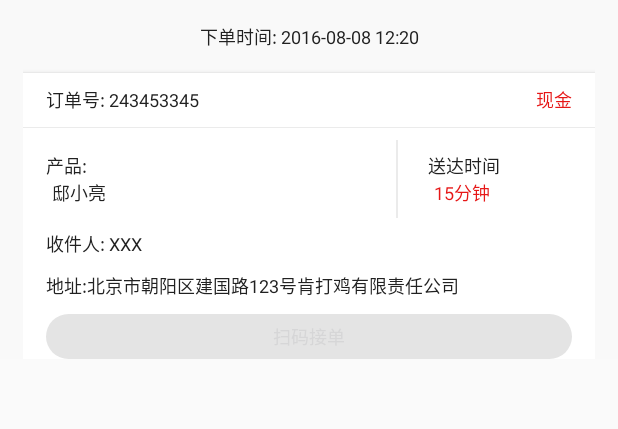
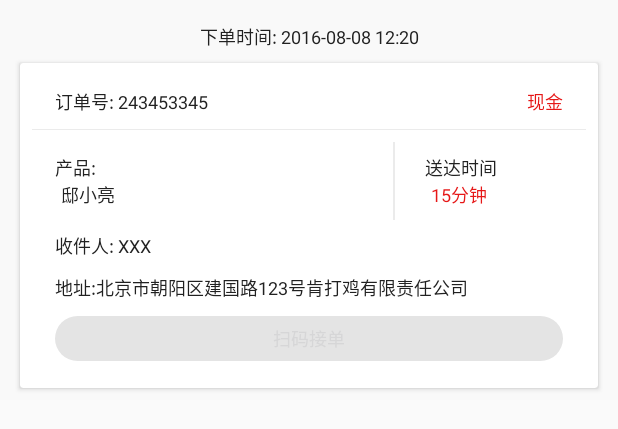
Before and after one commit to chenmowl/WaterDelivery, an Android app: the layout item_delay.xml on its own in the app's theme, with its tools: preview values and no code run, on a phone screen of 412 x 824 dp. Shown: the top 429 px of the screen. Run offline under Robolectric (Android 15) with nearby library versions, the phone set to English and light mode, and no system bars.

Commit message:
item中添加了CardView

```diff
--- a/app/src/main/res/layout/item_delay.xml
+++ b/app/src/main/res/layout/item_delay.xml
@@ -5,18 +5,32 @@
     android:background="@color/activity_bg"
     android:descendantFocusability="blocksDescendants"
     android:orientation="vertical"
-    android:paddingLeft="15dp"
-    android:paddingRight="15dp">
+    android:paddingLeft="5dp"
+    android:paddingRight="5dp">
 
     <TextView
         android:id="@+id/tv_time_one"
         android:layout_width="match_parent"
         android:layout_height="match_parent"
-        android:layout_margin="15dp"
+        android:layout_marginBottom="5dp"
+        android:layout_marginTop="15dp"
         android:gravity="center_horizontal"
         android:text="下单时间: 2016-08-08 12:20"
         android:textColor="@color/text_color_bar"
         android:textSize="12sp" />
+
+    <android.support.v7.widget.CardView xmlns:app="http://schemas.android.com/apk/res-auto"
+        android:layout_width="match_parent"
+        android:layout_height="wrap_content"
+        android:layout_marginBottom="8dp"
+        android:layout_marginEnd="8dp"
+        android:layout_marginStart="8dp"
+        android:layout_marginTop="3dp"
+        app:cardBackgroundColor="@android:color/white"
+        app:cardCornerRadius="2dp"
+        app:cardElevation="2dp"
+        app:contentPadding="8dp">
+
 
         <LinearLayout
             android:layout_width="match_parent"
@@ -168,6 +182,7 @@
                 style="?android:attr/borderlessButtonStyle"
                 android:layout_width="match_parent"
                 android:layout_height="30dp"
+                android:layout_marginBottom="10dp"
                 android:layout_marginLeft="15dp"
                 android:layout_marginRight="15dp"
                 android:layout_marginTop="10dp"
@@ -178,5 +193,6 @@
 
         </LinearLayout>
 
+    </android.support.v7.widget.CardView>
 
 </LinearLayout>
```
Also changed, not shown: app/src/main/java/com/eme/waterdelivery/ui/fragment/DelayFragment.java (+26 -11 lines), app/src/main/res/layout/header_recycler.xml (added, +13 -0 lines). Lines whose indentation alone changed are shown as unchanged.
